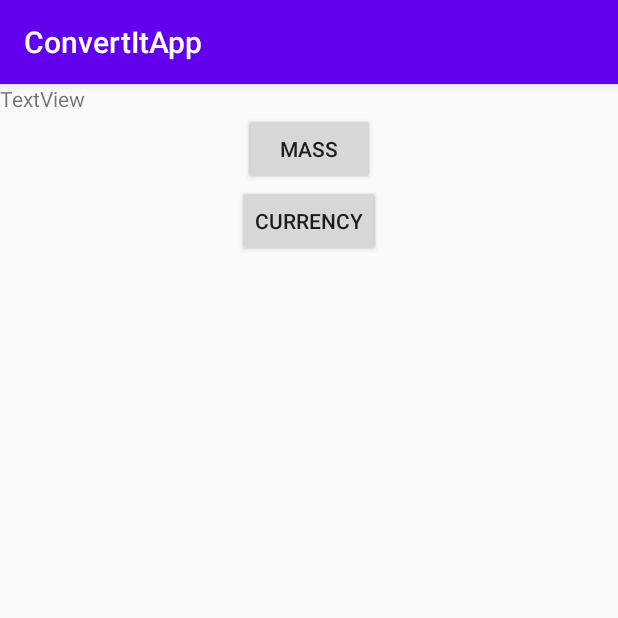
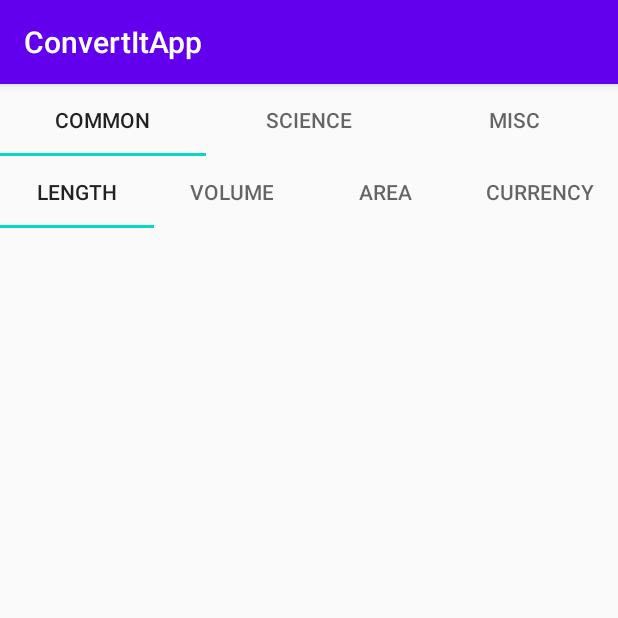
Before and after one commit to reke-ogbokor/INFO_3245_Project, an Android app: the screen it shows after launch (MainActivity before the commit, HomeScreen after it), on a phone screen of 412 x 824 dp, the top half of it. Run offline under Robolectric (Android 15) with nearby library versions, the phone set to English and light mode, and no system bars.

Commit message:
created a tabbed homepage

```diff
--- a/ConvertItApp/app/build.gradle
+++ b/ConvertItApp/app/build.gradle
@@ -26,8 +26,13 @@ dependencies {
     implementation fileTree(dir: "libs", include: ["*.jar"])
     implementation 'androidx.appcompat:appcompat:1.2.0'
     implementation 'androidx.constraintlayout:constraintlayout:2.0.4'
+    implementation 'com.google.android.material:material:1.2.1'
+    implementation 'androidx.lifecycle:lifecycle-extensions:2.2.0'
+    implementation 'androidx.legacy:legacy-support-v4:1.0.0'
     testImplementation 'junit:junit:4.12'
     androidTestImplementation 'androidx.test.ext:junit:1.1.2'
     androidTestImplementation 'androidx.test.espresso:espresso-core:3.3.0'
 
+    implementation 'com.google.android.material:material:1.2.1'
+
 }
--- /dev/null
+++ b/ConvertItApp/app/src/main/java/com/example/convertitapp/Fragment_1.java
@@ -0,0 +1,20 @@
+package com.example.convertitapp;
+
+import android.os.Bundle;
+
+import androidx.annotation.NonNull;
+import androidx.annotation.Nullable;
+import androidx.fragment.app.Fragment;
+
+import android.view.LayoutInflater;
+import android.view.View;
+import android.view.ViewGroup;
+
+public class Fragment_1 extends Fragment {
+
+    @Nullable
+    @Override
+    public View onCreateView(@NonNull LayoutInflater inflater, @Nullable ViewGroup container, @Nullable Bundle savedInstanceState) {
+        return inflater.inflate(R.layout.fragment_1, container, false);
+    }
+}
--- /dev/null
+++ b/ConvertItApp/app/src/main/java/com/example/convertitapp/Fragment_2.java
@@ -0,0 +1,21 @@
+package com.example.convertitapp;
+
+import android.os.Bundle;
+
+import androidx.annotation.NonNull;
+import androidx.annotation.Nullable;
+import androidx.fragment.app.Fragment;
+
+import android.view.LayoutInflater;
+import android.view.View;
+import android.view.ViewGroup;
+
+
+public class Fragment_2 extends Fragment {
+
+    @Nullable
+    @Override
+    public View onCreateView(@NonNull LayoutInflater inflater, @Nullable ViewGroup container, @Nullable Bundle savedInstanceState) {
+        return inflater.inflate(R.layout.fragment_2, container, false);
+    }
+}
--- /dev/null
+++ b/ConvertItApp/app/src/main/java/com/example/convertitapp/HomeScreen.java
@@ -0,0 +1,101 @@
+package com.example.convertitapp;
+
+import androidx.annotation.NonNull;
+import androidx.appcompat.app.AppCompatActivity;
+import androidx.fragment.app.Fragment;
+import androidx.fragment.app.FragmentManager;
+import androidx.fragment.app.FragmentPagerAdapter;
+import androidx.viewpager.widget.PagerAdapter;
+import androidx.viewpager.widget.ViewPager;
+
+import android.content.Context;
+import android.os.Bundle;
+import android.widget.TableLayout;
+
+import com.google.android.material.tabs.TabLayout;
+
+import java.util.ArrayList;
+import java.util.List;
+
+public class HomeScreen extends AppCompatActivity {
+
+    private ViewPager viewPager;
+    private TabLayout tabLayout;
+
+    @Override
+    protected void onCreate(Bundle savedInstanceState) {
+        super.onCreate(savedInstanceState);
+        setContentView(R.layout.activity_home_screen);
+
+        viewPager = findViewById(R.id.view_pager);
+        tabLayout = findViewById(R.id.tab_layout);
+
+        tabLayout.setupWithViewPager(viewPager);
+        ViewPagerAdapter viewPagerAdapter = new
+                ViewPagerAdapter(getSupportFragmentManager(), tabLayout.getTabCount());
+
+        viewPager.setAdapter(viewPagerAdapter);
+
+        tabLayout.addOnTabSelectedListener(new TabLayout.OnTabSelectedListener() {
+            @Override
+            public void onTabSelected(TabLayout.Tab tab) {
+                viewPager.setCurrentItem(tab.getPosition());
+            }
+
+            @Override
+            public void onTabUnselected(TabLayout.Tab tab) {
+
+            }
+
+            @Override
+            public void onTabReselected(TabLayout.Tab tab) {
+
+            }
+        });
+    }
+
+    private class ViewPagerAdapter extends FragmentPagerAdapter {
+
+        private int numOfTabs;
+
+        public ViewPagerAdapter (FragmentManager fm, int numOfTabs) {
+            super(fm, BEHAVIOR_RESUME_ONLY_CURRENT_FRAGMENT);
+            this.numOfTabs = numOfTabs;
+        }
+
+
+        @Override
+        public Fragment getItem(int position) {
+            switch (position) {
+                case 0:
+                    return new Fragment_1();
+                case 1:
+                    return new Fragment_2();
+                case 2:
+                    return new Fragment_3();
+                default:
+                    return null;
+            }
+        }
+
+        @Override
+        public CharSequence getPageTitle(int position) {
+            switch (position)
+            {
+                case 0:
+                    return getString(R.string.tab_text_1);
+                case 1:
+                    return getString(R.string.tab_text_2);
+                case 2:
+                    return getString(R.string.tab_text_3);
+                default:
+                    return null;
+            }
+        }
+
+        @Override
+        public int getCount() {
+            return numOfTabs;
+        }
+    }
+}
--- /dev/null
+++ b/ConvertItApp/app/src/main/res/layout/activity_home_screen.xml
@@ -0,0 +1,46 @@
+<?xml version="1.0" encoding="utf-8"?>
+<androidx.constraintlayout.widget.ConstraintLayout xmlns:android="http://schemas.android.com/apk/res/android"
+    xmlns:app="http://schemas.android.com/apk/res-auto"
+    xmlns:tools="http://schemas.android.com/tools"
+    android:layout_width="match_parent"
+    android:layout_height="match_parent"
+    tools:context=".HomeScreen">
+
+    <com.google.android.material.tabs.TabLayout
+        android:layout_width="match_parent"
+        android:layout_height="wrap_content"
+        android:id="@+id/tab_layout"
+        app:layout_constraintEnd_toEndOf="parent"
+        app:layout_constraintStart_toStartOf="parent"
+        app:layout_constraintTop_toTopOf="parent">
+
+        <com.google.android.material.tabs.TabItem
+            android:layout_width="wrap_content"
+            android:layout_height="wrap_content"
+            android:text="Common" />
+
+        <com.google.android.material.tabs.TabItem
+            android:layout_width="wrap_content"
+            android:layout_height="wrap_content"
+            android:text="Science" />
+
+        <com.google.android.material.tabs.TabItem
+            android:layout_width="wrap_content"
+            android:layout_height="wrap_content"
+            android:text="Misc" />
+
+    </com.google.android.material.tabs.TabLayout>
+
+    <androidx.viewpager.widget.ViewPager
+        android:id="@+id/view_pager"
+        android:layout_width="match_parent"
+        android:layout_height="wrap_content"
+        app:layout_constraintBottom_toBottomOf="parent"
+        app:layout_constraintEnd_toEndOf="parent"
+        app:layout_constraintHorizontal_bias="0.0"
+        app:layout_constraintStart_toStartOf="parent"
+        app:layout_constraintTop_toBottomOf="@+id/tab_layout"
+        app:layout_constraintVertical_bias="0.0" />
+
+
+</androidx.constraintlayout.widget.ConstraintLayout>
--- a/ConvertItApp/app/src/main/res/layout/activity_main.xml
+++ b/ConvertItApp/app/src/main/res/layout/activity_main.xml
@@ -7,12 +7,6 @@
     android:layout_height="match_parent"
     android:orientation="vertical"
     tools:context=".MainActivity">
-
-    <TextView
-        android:id="@+id/textView"
-        android:layout_width="wrap_content"
-        android:layout_height="wrap_content"
-        android:text="TextView" />
 
     <LinearLayout
         android:layout_width="match_parent"
--- /dev/null
+++ b/ConvertItApp/app/src/main/res/layout/fragment_1.xml
@@ -0,0 +1,35 @@
+<?xml version="1.0" encoding="utf-8"?>
+<FrameLayout xmlns:android="http://schemas.android.com/apk/res/android"
+    xmlns:tools="http://schemas.android.com/tools"
+    android:layout_width="match_parent"
+    android:layout_height="match_parent"
+    tools:context=".Fragment_1">
+
+    <com.google.android.material.tabs.TabLayout
+        android:layout_width="match_parent"
+        android:layout_height="wrap_content"
+        android:id="@+id/tab_layout">
+
+        <com.google.android.material.tabs.TabItem
+            android:layout_width="wrap_content"
+            android:layout_height="wrap_content"
+            android:text="Length" />
+
+        <com.google.android.material.tabs.TabItem
+            android:layout_width="wrap_content"
+            android:layout_height="wrap_content"
+            android:text="Volume" />
+
+        <com.google.android.material.tabs.TabItem
+            android:layout_width="wrap_content"
+            android:layout_height="wrap_content"
+            android:text="Area" />
+
+        <com.google.android.material.tabs.TabItem
+            android:layout_width="wrap_content"
+            android:layout_height="wrap_content"
+            android:text="Currency" />
+
+    </com.google.android.material.tabs.TabLayout>
+
+</FrameLayout>
--- /dev/null
+++ b/ConvertItApp/app/src/main/res/values-w820dp/dimens.xml
@@ -0,0 +1,6 @@
+<resources>
+    <!-- Example customization of dimensions originally defined in res/values/dimens.xml
+         (such as screen margins) for screens with more than 820dp of available width. This
+         would include 7" and 10" devices in landscape (~960dp and ~1280dp respectively). -->
+    <dimen name="activity_horizontal_margin">64dp</dimen>
+</resources>
--- a/ConvertItApp/app/src/main/res/values/strings.xml
+++ b/ConvertItApp/app/src/main/res/values/strings.xml
@@ -25,4 +25,10 @@
     //Mass misc
     <string name="massFrom">From:</string>
     <string name="massTo">To:</string>
+    <string name="title_activity_home_screen">HomeScreen</string>
+    <string name="tab_text_1">Common</string>
+    <string name="tab_text_2">Science</string>
+    <string name="tab_text_3">Misc</string>
+    <!-- TODO: Remove or change this placeholder text -->
+    <string name="hello_blank_fragment">Hello blank fragment</string>
 </resources>
```
Also changed, not shown: ConvertItApp/app/src/main/AndroidManifest.xml (+5 -2 lines), ConvertItApp/app/src/main/java/com/example/convertitapp/Fragment_3.java (added, +20 -0 lines), ConvertItApp/app/src/main/res/layout/fragment_2.xml (added, +35 -0 lines), ConvertItApp/app/src/main/res/layout/fragment_3.xml (added, +35 -0 lines), ConvertItApp/app/src/main/res/values/dimens.xml (added, +8 -0 lines), ConvertItApp/app/src/main/res/values/styles.xml (+9 -0 lines), 1 other file.
